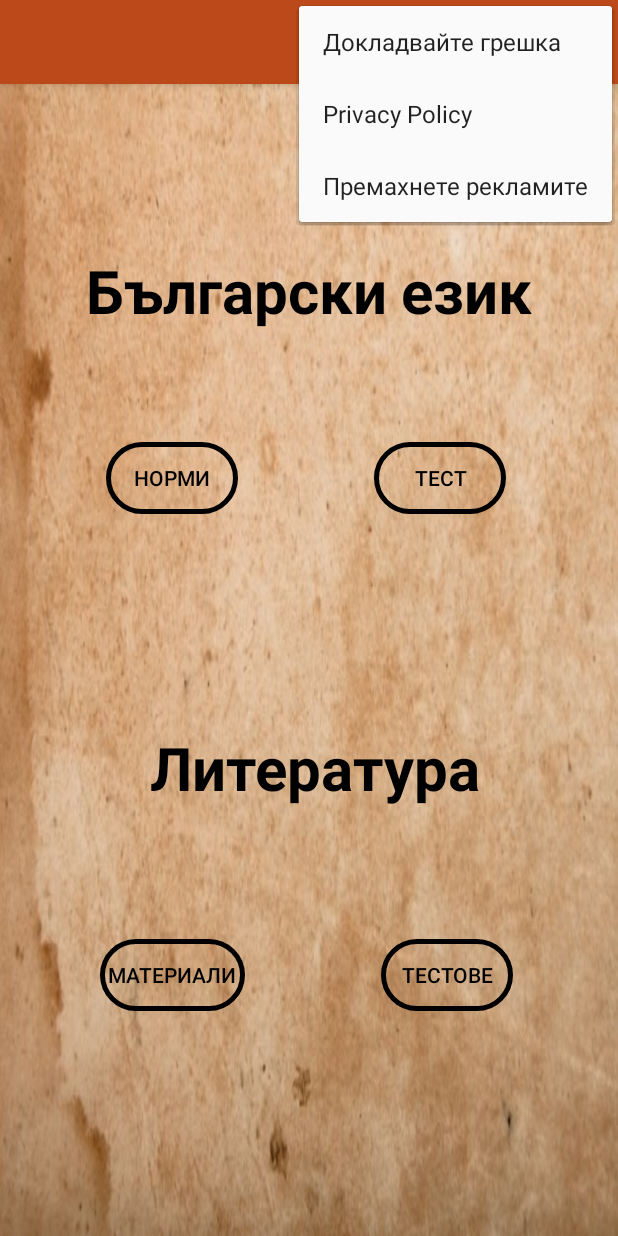
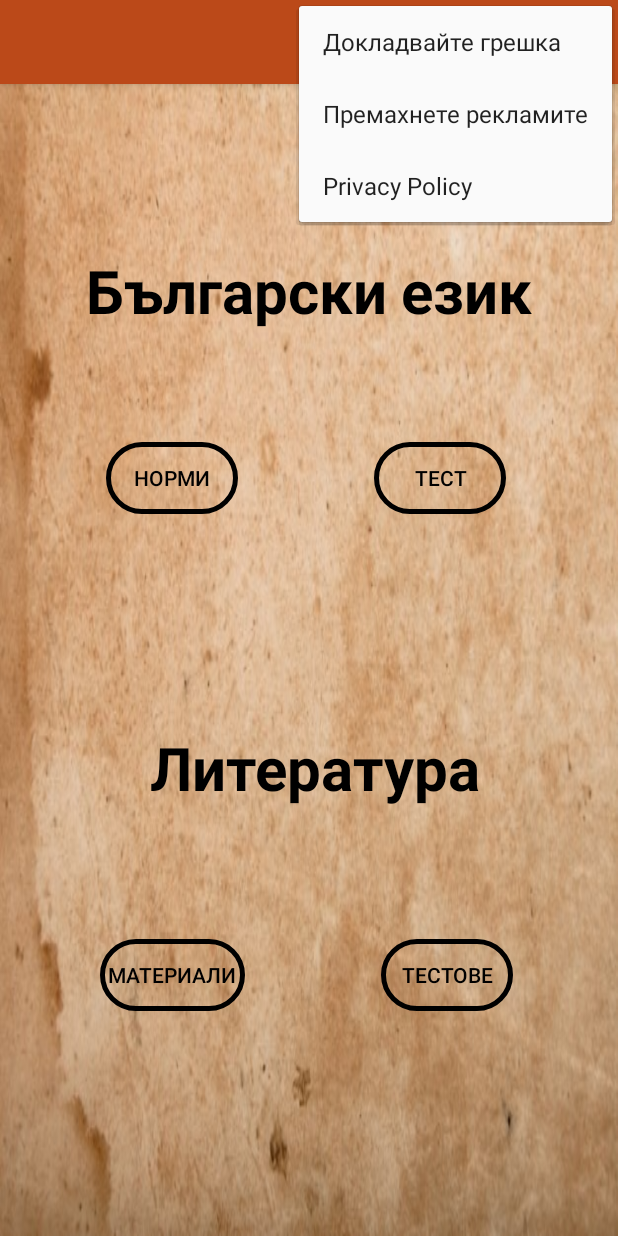
Before and after one commit to nikssan123/educational-android-app, an Android app: the screen it shows after launch (MainActivity), with the options menu open, on a phone screen of 412 x 824 dp. Run offline under Robolectric (Android 15) with nearby library versions, the light colour scheme and no system bars; our stand-ins replace AdMob; libraries missing offline, so code that uses them is left out: com.android.billingclient; Roboto replaces fonts that are not available here; 2 statements that could not run were skipped.

Commit message:
figuring IAP update

```diff
--- a/app/build.gradle
+++ b/app/build.gradle
@@ -7,7 +7,7 @@ android {
         applicationId "com.FornaxElit.MaturaBel"
         minSdkVersion 16
         targetSdkVersion 29
-        versionCode 18
+        versionCode 19
         versionName "1.1.2"
         testInstrumentationRunner "androidx.test.runner.AndroidJUnitRunner"
     }
--- a/app/src/main/res/menu/activity_main_drawer.xml
+++ b/app/src/main/res/menu/activity_main_drawer.xml
@@ -46,7 +46,7 @@
                 android:title="Privacy Policy"/>
             <item
                 android:id="@+id/nav_remove_ads"
-                android:icon="@drawable/baseline_vpn_key_black_18dp"
+                android:icon="@drawable/baseline_block_black_18dp"
                 android:title="Премахнете рекламите"/>
         </menu>
     </item>
--- a/app/src/main/res/menu/main.xml
+++ b/app/src/main/res/menu/main.xml
@@ -7,14 +7,15 @@
         android:title="Докладвайте грешка"
         app:showAsAction="never" />
     <item
+    android:id="@+id/remove_ads"
+    android:orderInCategory="200"
+    android:title="Премахнете рекламите"
+    app:showAsAction="never"/>
+    <item
         android:id="@+id/privacy_policy"
         android:orderInCategory="200"
         android:title="Privacy Policy"
         app:showAsAction="never"/>
 
-    <item
-        android:id="@+id/remove_ads"
-        android:orderInCategory="200"
-        android:title="Премахнете рекламите"
-        app:showAsAction="never"/>
+
 </menu>
```
Also changed, not shown: app/src/main/java/com/FornaxElit/MaturaBel/MainActivity.java (+10 -2 lines), app/src/main/res/drawable/baseline_block_black_18dp.png (added).
